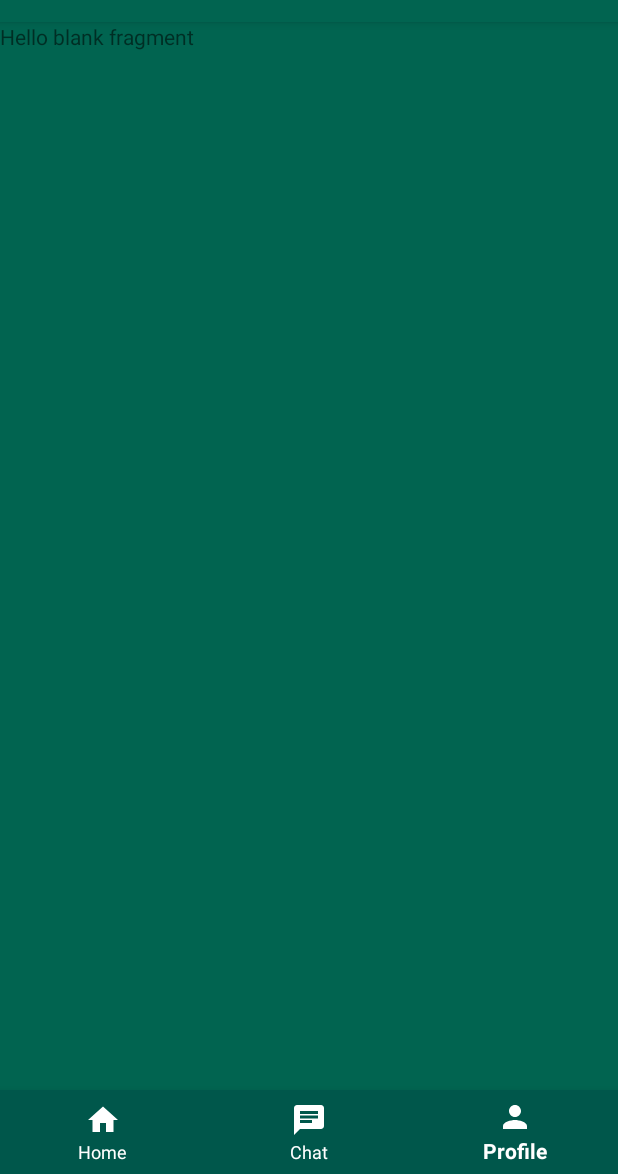
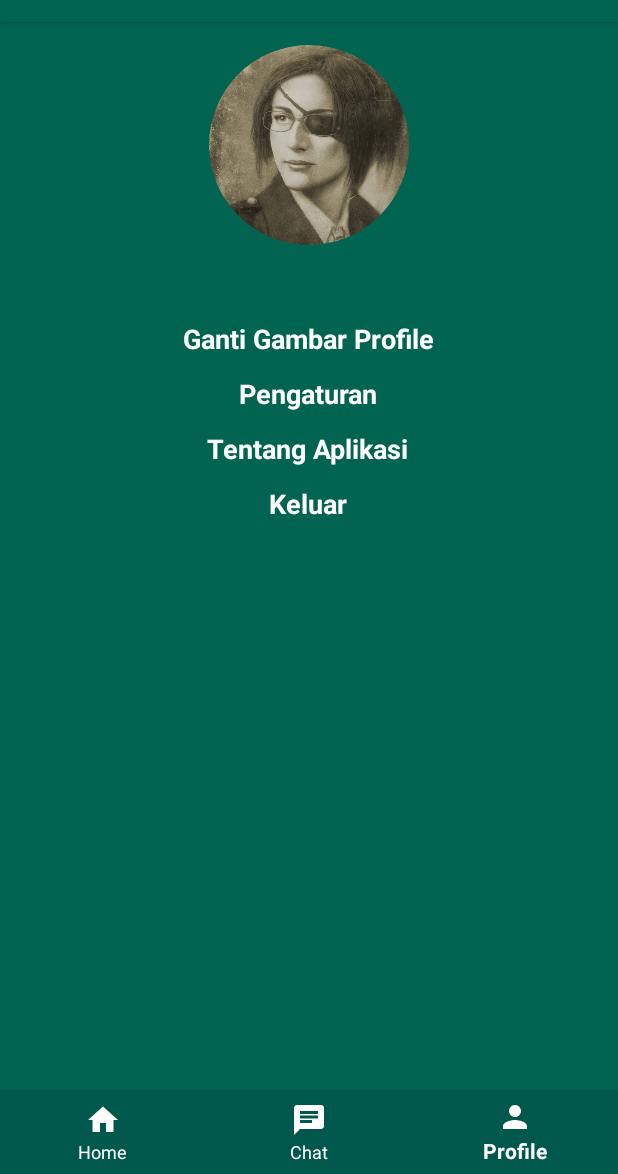
Before and after one commit to dikynugraha1111/Front-end_RKS, an Android app: the HomeFragment screen opened directly, with no data from a screen before it, item 3 of the bottom bar chosen, on a phone screen of 412 x 824 dp, the part 62-1236 px from its top. Run offline under Robolectric (Android 15) with nearby library versions, the phone set to English and light mode, and no system bars; our stand-ins replace CircleImageView.

Commit message:
Added daftar, Berita acara, Profile

```diff
--- a/app/src/main/java/com/example/myapplication/HomeFragment.kt
+++ b/app/src/main/java/com/example/myapplication/HomeFragment.kt
@@ -34,6 +34,12 @@ class HomeFragment : Fragment(){
            val mIntent = Intent(activity,Pp::class.java)
            startActivity(mIntent)
         }
+
+        btn_beritaAcara.setOnClickListener {
+            val mIntentBerita = Intent(activity,BeritaAcara::class.java)
+            startActivity(mIntentBerita)
+        }
+
     }
 
 //    override fun onClick(p0: View) {
--- a/app/src/main/java/com/example/myapplication/Login.kt
+++ b/app/src/main/java/com/example/myapplication/Login.kt
@@ -31,6 +31,7 @@ class Login : AppCompatActivity(), View.OnClickListener {
 
         btn_login.setOnClickListener(this)
         btn_close.setOnClickListener(this)
+        btn_daftar.setOnClickListener(this)
 
         konten.alpha = 0f
         btn_close.alpha = 0f
@@ -75,6 +76,10 @@ class Login : AppCompatActivity(), View.OnClickListener {
                 ViewCompat.animate(konten).setStartDelay(1000).alpha(0f).start()
                 ViewCompat.animate(btn_close).setStartDelay(1000).alpha(0f).start()
             }
+            R.id.btn_daftar->{
+                val IntentDaftar = Intent(this@Login,Daftar::class.java)
+                startActivity(IntentDaftar)
+            }
         }
     }
 
--- a/app/src/main/res/layout/activity_login.xml
+++ b/app/src/main/res/layout/activity_login.xml
@@ -153,6 +153,7 @@
     </androidx.cardview.widget.CardView>
 
     <TextView
+        android:id="@+id/btn_daftar"
         android:layout_below="@+id/btn_login"
         android:layout_marginTop="7dp"
         android:layout_width="wrap_content"
--- a/app/src/main/res/layout/fragment_profile.xml
+++ b/app/src/main/res/layout/fragment_profile.xml
@@ -3,12 +3,71 @@
     xmlns:tools="http://schemas.android.com/tools"
     android:layout_width="match_parent"
     android:layout_height="match_parent"
-    tools:context=".ProfileFragment">
+    tools:context=".ProfileFragment"
+    android:background="@color/colorPrimary"
+    >
 
-    <!-- TODO: Update blank fragment layout -->
-    <TextView
-        android:layout_width="match_parent"
-        android:layout_height="match_parent"
-        android:text="@string/hello_blank_fragment" />
+    <de.hdodenhof.circleimageview.CircleImageView
+        android:id="@+id/foto_profil"
+        android:layout_marginTop="15dp"
+        android:layout_centerHorizontal="true"
+        android:layout_width="133dp"
+        android:layout_height="133dp"
+        android:src="@drawable/fotosiswa"
+        />
 
+    <LinearLayout
+        android:id="@+id/ll_profile"
+        android:layout_width="wrap_content"
+        android:layout_height="wrap_content"
+        android:layout_below="@+id/foto_profil"
+        android:layout_marginTop="50dp"
+        android:orientation="vertical"
+        android:layout_centerHorizontal="true"
+        >
+
+        <TextView
+            android:layout_width="wrap_content"
+            android:layout_height="wrap_content"
+            android:text="Ganti Gambar Profile"
+            android:textColor="@android:color/white"
+            android:textStyle="bold"
+            android:textSize="18sp"
+            android:layout_marginBottom="12dp"
+            android:layout_gravity="center_horizontal"
+            />
+
+        <TextView
+            android:layout_width="wrap_content"
+            android:layout_height="wrap_content"
+            android:text="Pengaturan"
+            android:textColor="@android:color/white"
+            android:textStyle="bold"
+            android:textSize="18sp"
+            android:layout_marginBottom="12dp"
+            android:layout_gravity="center_horizontal"
+            />
+
+        <TextView
+            android:layout_width="wrap_content"
+            android:layout_height="wrap_content"
+            android:text="Tentang Aplikasi"
+            android:textColor="@android:color/white"
+            android:textStyle="bold"
+            android:textSize="18sp"
+            android:layout_marginBottom="12dp"
+            android:layout_gravity="center_horizontal"
+            />
+
+        <TextView
+            android:layout_width="wrap_content"
+            android:layout_height="wrap_content"
+            android:text="Keluar"
+            android:textColor="@android:color/white"
+            android:textStyle="bold"
+            android:textSize="18sp"
+            android:layout_marginBottom="12dp"
+            android:layout_gravity="center_horizontal"
+            />
+    </LinearLayout>
 </RelativeLayout>
```
Also changed, not shown: app/src/main/AndroidManifest.xml (+12 -8 lines), app/src/main/java/com/example/myapplication/BeritaAcara.kt (added, +12 -0 lines), app/src/main/java/com/example/myapplication/Daftar.kt (added, +19 -0 lines), app/src/main/res/layout/activity_berita_acara.xml (added, +109 -0 lines), app/src/main/res/layout/activity_daftar.xml (added, +194 -0 lines), app/src/main/res/layout/fragment_chat.xml (+6 -4 lines), app/src/main/res/drawable/beritaacaranewmenu.png (added).
